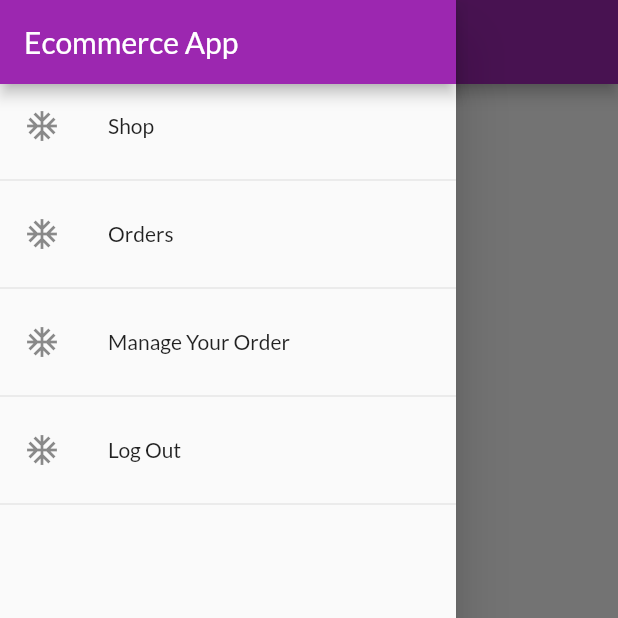
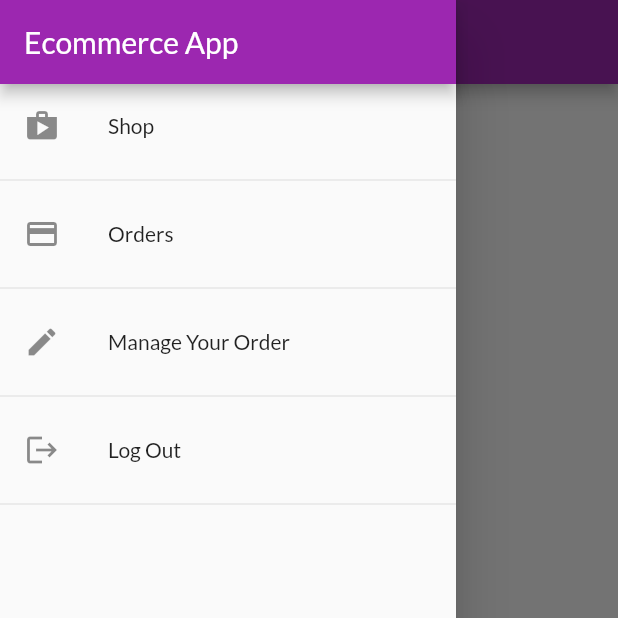
Before and after one commit to Abdo2021-a/EcommerceApp, a Flutter app: the OrdersScreen screen opened by its route, with the side drawer open, on a phone screen of 412 x 824 dp, the top half of it. Run offline on Flutter 3.47's test engine with Material 2 defaults, Android fonts, the phone set to English and light mode, and no system bars; our stand-ins replace fluttertoast, shared_preferences; accounts and stored records are empty.

Commit message:
products realtime database

```diff
--- a/lib/Providers/product.dart
+++ b/lib/Providers/product.dart
@@ -1,3 +1,40 @@
+import 'dart:convert';
+
 import 'package:flutter/material.dart';
+import 'package:http/http.dart' as http;
 
-class Product with ChangeNotifier {}
+class Product with ChangeNotifier {
+  final String id;
+  final String title;
+  final String description;
+  final double price;
+  final String image_url;
+  bool is_favourite = false;
+  Product(
+      {this.id,
+      this.description,
+      this.image_url,
+      this.is_favourite,
+      this.price,
+      this.title});
+  @override
+  void _setValueFavpurite(bool newvalue) {
+    is_favourite = newvalue;
+    notifyListeners();
+  }
+
+  Future<void> toggleIsFavouritestatuse(String token, String userid) async {
+    final oldvalue = is_favourite;
+    is_favourite = !is_favourite;
+    notifyListeners();
+    String url = "";
+    try {
+      var res = await http.put(url, body: json.encode(is_favourite));
+      if (res.statusCode >= 400) {
+        _setValueFavpurite(oldvalue);
+      }
+    } catch (eror) {
+      _setValueFavpurite(oldvalue);
+    }
+  }
+}
--- a/lib/Providers/products.dart
+++ b/lib/Providers/products.dart
@@ -1,3 +1,99 @@
+import 'dart:convert';
+
 import 'package:flutter/material.dart';
+import 'package:http/http.dart' as http;
+import 'package:shopapp/Providers/product.dart';
 
-class Products with ChangeNotifier {}
+class Products with ChangeNotifier {
+  List<Product> _items = [
+    Product(
+      id: 'p1',
+      title: 'Red Shirt',
+      description: 'A red shirt - it is pretty red!',
+      price: 29.99,
+      image_url:
+          'https://cdn.pixabay.com/photo/2016/10/02/22/17/red-t-shirt-1710578_1280.jpg',
+    ),
+    Product(
+      id: 'p2',
+      title: 'Trousers',
+      description: 'A nice pair of trousers.',
+      price: 59.99,
+      image_url:
+          'https://upload.wikimedia.org/wikipedia/commons/thumb/e/e8/Trousers%2C_dress_%28AM_1960.022-8%29.jpg/512px-Trousers%2C_dress_%28AM_1960.022-8%29.jpg',
+    ),
+    Product(
+      id: 'p3',
+      title: 'Yellow Scarf',
+      description: 'Warm and cozy - exactly what you need for the winter.',
+      price: 19.99,
+      image_url:
+          'https://live.staticflickr.com/4043/4438260868_cc79b3369d_z.jpg',
+    ),
+    Product(
+      id: 'p4',
+      title: 'A Pan',
+      description: 'Prepare any meal you want.',
+      price: 49.99,
+      image_url:
+          'https://upload.wikimedia.org/wikipedia/commons/thumb/1/14/Cast-Iron-Pan.jpg/1024px-Cast-Iron-Pan.jpg',
+    ),
+  ];
+  String authToken;
+  String userId;
+
+  void getData(String token, String uid, List<Product> products) {
+    authToken = token;
+    userId = uid;
+    _items = products;
+    notifyListeners();
+  }
+
+  List<Product> get items {
+    return [..._items];
+  }
+
+  List<Product> get favouriteitems {
+    return _items.where((element) => element.is_favourite).toList();
+  }
+
+  Product getMyId(String id) {
+    return _items.firstWhere((element) => element.id == id);
+  }
+
+  Future<void> fetchAndSetProducts([bool filterbyuser = false]) async {
+    String Filterusers =
+        filterbyuser ? ' orderBy="creatorId"&equalTo="$userId"' : '';
+    final url =
+        "https://shopapp-6acbf-default-rtdb.firebaseio.com/products.json?auth=$authToken&$Filterusers";
+    try {
+      var res = await http.get(Uri.parse(url));
+
+      final ordersData = json.decode(res.body) as Map<String, dynamic>;
+      if (ordersData == null) {
+        return;
+      }
+      final urlfav =
+          "https://shopapp-6acbf-default-rtdb.firebaseio.com/userFavourites/$userId.json?auth=$authToken";
+      final favres = await http.get(Uri.parse(urlfav));
+      final favouritedata = json.decode(favres.body);
+
+      List<Product> loadedproducts = [];
+      ordersData.forEach((prduct_id, productdata) {
+        loadedproducts.add(Product(
+          id: prduct_id,
+          description: productdata["description"],
+          title: productdata["title"],
+          price: productdata["price"],
+          image_url: productdata["imageurl"],
+          is_favourite:
+              favouritedata == null ? false : favouritedata[prduct_id] ?? false,
+        ));
+      });
+      _items = loadedproducts;
+      notifyListeners();
+    } catch (eror) {
+      throw eror;
+    }
+  }
+}
--- a/lib/Screens/product_overview_screen.dart
+++ b/lib/Screens/product_overview_screen.dart
@@ -18,7 +18,7 @@ class _ProductOverViewScreenState extends State<ProductOverViewScreen> {
       ),
       drawer: AppDrawer(),
       body: Center(
-        child: Text("homescreen"),
+        child: Text("homescreen home screen"),
       ),
     );
   }
--- a/lib/Widgets/app_drawer.dart
+++ b/lib/Widgets/app_drawer.dart
@@ -17,14 +17,14 @@ class AppDrawer extends StatelessWidget {
           ),
           ListTile(
               title: Text("Shop"),
-              leading: Icon(Icons.ac_unit),
+              leading: Icon(Icons.shop),
               onTap: () {
                 Navigator.of(context).pushReplacementNamed('/');
               }),
           Divider(),
           ListTile(
               title: Text("Orders"),
-              leading: Icon(Icons.ac_unit),
+              leading: Icon(Icons.payment_outlined),
               onTap: () {
                 Navigator.of(context)
                     .pushReplacementNamed(OrdersScreen.orderscreen_routename);
@@ -32,7 +32,7 @@ class AppDrawer extends StatelessWidget {
           Divider(),
           ListTile(
               title: Text("Manage Your Order"),
-              leading: Icon(Icons.ac_unit),
+              leading: Icon(Icons.edit),
               onTap: () {
                 Navigator.of(context).pushReplacementNamed(
                     UserProductScreen.userproductscreen_routename);
@@ -40,7 +40,7 @@ class AppDrawer extends StatelessWidget {
           Divider(),
           ListTile(
               title: Text("Log Out"),
-              leading: Icon(Icons.ac_unit),
+              leading: Icon(Icons.logout),
               onTap: () {
                 Provider.of<Auth>(context, listen: false).logOut();
                 Navigator.of(context)
```
